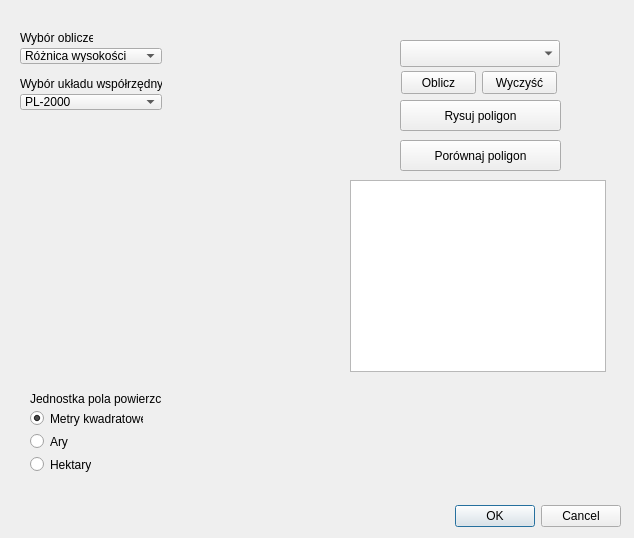
Qt form Projekt2_dialog_base.ui (misiek0n/Projekt2) before a commit.
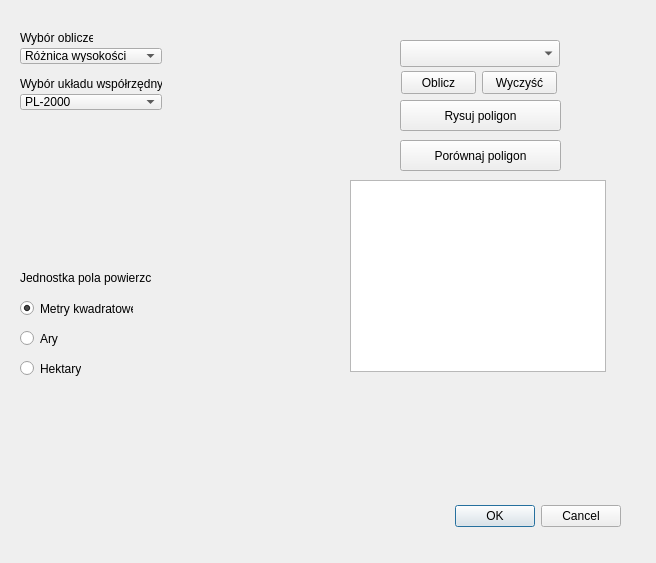
The same form after that commit. Custom widgets are drawn as their Qt base class.

Diff of the .ui file:
```diff
--- a/Projekt2_dialog_base.ui
+++ b/Projekt2_dialog_base.ui
@@ -6,8 +6,8 @@
    <rect>
     <x>0</x>
     <y>0</y>
-    <width>634</width>
-    <height>538</height>
+    <width>656</width>
+    <height>563</height>
    </rect>
   </property>
   <property name="windowTitle">
@@ -32,10 +32,10 @@
   <widget class="QLabel" name="label_wynik">
    <property name="geometry">
     <rect>
-     <x>270</x>
+     <x>30</x>
      <y>440</y>
-     <width>341</width>
-     <height>31</height>
+     <width>521</width>
+     <height>41</height>
     </rect>
    </property>
    <property name="text">
@@ -81,8 +81,8 @@
    </property>
    <property name="geometry">
     <rect>
-     <x>30</x>
-     <y>410</y>
+     <x>20</x>
+     <y>300</y>
      <width>113</width>
      <height>17</height>
     </rect>
@@ -106,8 +106,8 @@
    </property>
    <property name="geometry">
     <rect>
-     <x>30</x>
-     <y>433</y>
+     <x>20</x>
+     <y>330</y>
      <width>40</width>
      <height>17</height>
     </rect>
@@ -125,8 +125,8 @@
    </property>
    <property name="geometry">
     <rect>
-     <x>30</x>
-     <y>456</y>
+     <x>20</x>
+     <y>360</y>
      <width>61</width>
      <height>17</height>
     </rect>
@@ -141,8 +141,8 @@
   <widget class="QLabel" name="label_jedn_pole">
    <property name="geometry">
     <rect>
-     <x>30</x>
-     <y>391</y>
+     <x>20</x>
+     <y>270</y>
      <width>131</width>
      <height>16</height>
     </rect>
@@ -249,7 +249,7 @@
   <widget class="QLabel" name="label_porow">
    <property name="geometry">
     <rect>
-     <x>270</x>
+     <x>230</x>
      <y>400</y>
      <width>341</width>
      <height>31</height>
```
